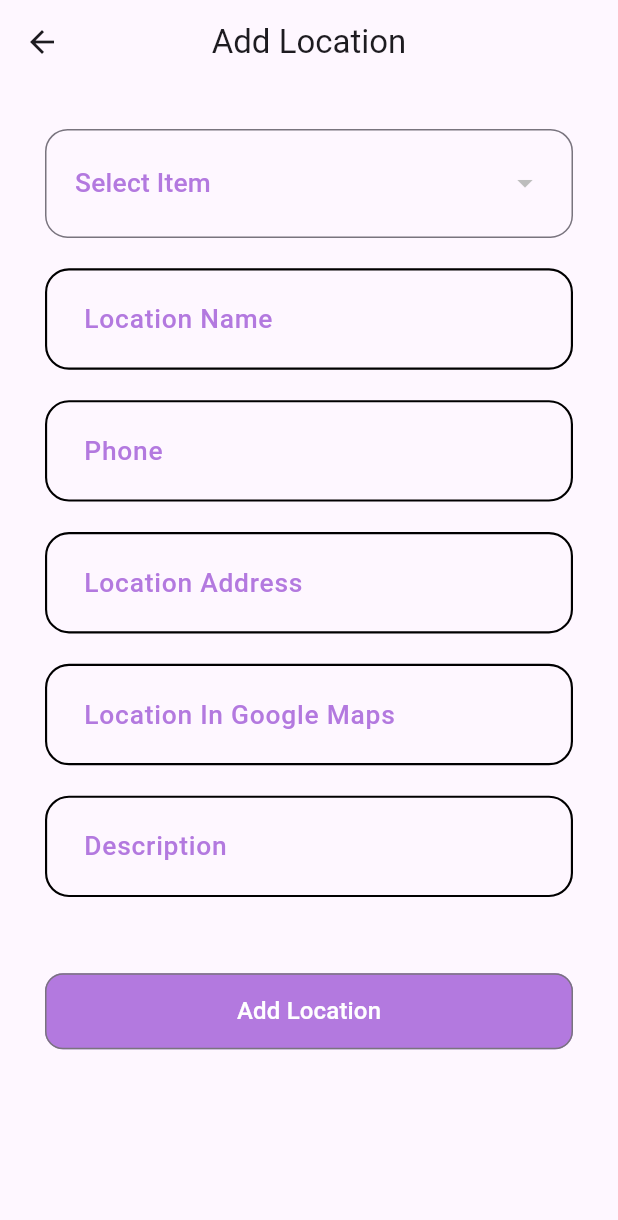
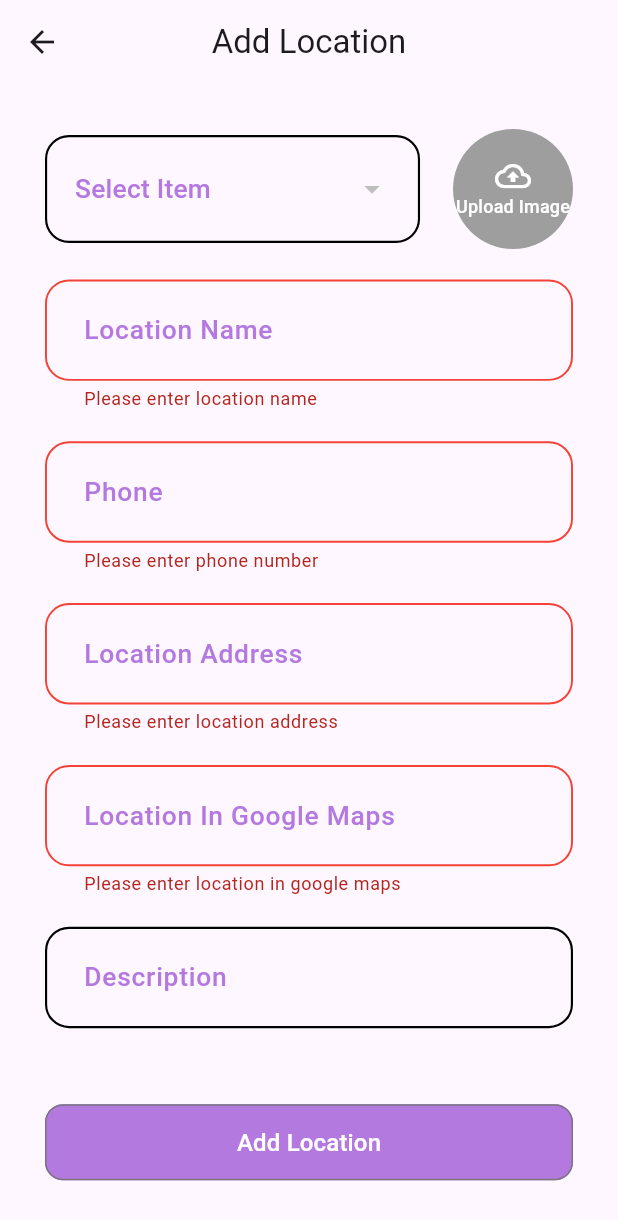
Before and after one commit to islam-diab/guide_my, a Flutter app: the AddLocationScreen screen opened by its route, after a tap on "Add Location", on a phone screen of 412 x 824 dp. Shown: the top 1220 px of the screen. Run offline on Flutter 3.47's test engine with Material 3 defaults, Android fonts, the phone set to English and light mode, and no system bars; our stand-ins replace cloud_firestore, connectivity_plus, dropdown_button2, firebase_auth, firebase_core, firebase_storage and 9 more; accounts and stored records are empty.

Commit message:
- Add Add location ui and logic. - Add location information to firebasr Database - Uploade location image to fitestore.

```diff
--- a/lib/core/helper/app_constants.dart
+++ b/lib/core/helper/app_constants.dart
@@ -2,7 +2,7 @@ class AppConstants {
   static const String appTitle = 'Guide My';
 }
 
-class SharedPreferencesKeys{
+class SharedPreferencesKeys {
   static const String stateUser = 'stateUser';
 }
 
@@ -17,5 +17,5 @@ class FirebaseKeys {
 
   static const String category = 'category';
 
-  static const String position = 'position';
+  static const String location = 'location';
 }
--- a/lib/core/widget/text_form_field.dart
+++ b/lib/core/widget/text_form_field.dart
@@ -16,7 +16,7 @@ class AppTextFormField extends StatelessWidget {
   final bool isObscureText;
   final TextInputType? keyboardType;
   final TextInputAction? textInputAction;
-  final Function(String?)? validator;
+  final String? Function(String?)? validator;
   final TextEditingController controller;
 
   const AppTextFormField({
@@ -46,12 +46,7 @@ class AppTextFormField extends StatelessWidget {
           onFieldSubmitted: onFieldSubmitted,
           maxLines: maxLine,
           readOnly: readOnly,
-          validator: (value) {
-            if (validator != null) {
-              return validator!(value);
-            }
-            return null;
-          },
+          validator: validator,
           controller: controller,
           keyboardType: keyboardType,
           obscureText: isObscureText,
--- a/lib/features/add_location/logic/location_cubit.dart
+++ b/lib/features/add_location/logic/location_cubit.dart
@@ -1,17 +1,72 @@
+import 'dart:io';
+
+import 'package:flutter/widgets.dart';
 import 'package:flutter_bloc/flutter_bloc.dart';
-import 'package:freezed_annotation/freezed_annotation.dart';
-import 'package:guide_my/features/home/data/app_repositories.dart';
+import 'package:guide_my/core/model/api_result.dart';
+import 'package:guide_my/features/add_location/data/location_repository.dart';
+import 'package:guide_my/features/home/data/model/location_model.dart';
+import 'package:image_picker/image_picker.dart';
 
 part 'location_state.dart';
-part 'location_cubit.freezed.dart';
 
 class LocationCubit extends Cubit<LocationState> {
-  final AppRepository appRepository = AppRepository();
+  final LocationRepository _locationRepository = LocationRepository();
+  final TextEditingController nameController = TextEditingController();
+  final TextEditingController phoneController = TextEditingController();
+  final TextEditingController categoryController = TextEditingController();
+  final TextEditingController imageController = TextEditingController();
+  final TextEditingController descriptionController = TextEditingController();
+  final TextEditingController locationController = TextEditingController();
+  final TextEditingController mapController = TextEditingController();
 
-  LocationCubit() : super(const LocationState.initial());
+  final GlobalKey<FormState> formKey = GlobalKey();
 
+  LocationCubit() : super(Initial());
+  String imagePath = '';
 
+  void addLocation() async {
+    emit(Loading());
+    final String id = '${nameController.text}-${DateTime.now()}';
 
+    LocationModel locationModel = LocationModel(
+      id: id,
+      name: nameController.text,
+      phone: phoneController.text,
+      category: categoryController.text,
+      image: 'gs://note-mate-07.appspot.com/${nameController.text}/$id',
+      description: descriptionController.text,
+      location: locationController.text,
+      locationInGoogleMaps: mapController.text,
+    );
+    ApiResult result = await _locationRepository.addLocationToFirebase(
+      documentId: categoryController.text + nameController.text,
+      data: locationModel.toJson(),
+    );
 
+    if (result.isError) {
+      emit(Error(result.value));
+    } else {
+      emit(Success());
+      uploadImage(id);
+    }
+  }
 
+  void pickImage() async {
+    final ImagePicker picker = ImagePicker();
+    final pickedFile = await picker.pickImage(source: ImageSource.gallery);
+    if (pickedFile != null) {
+      imagePath = pickedFile.path;
+      emit(UploadImage(File(pickedFile.path)));
+    }
+  }
+
+  void uploadImage(String imageName) async {
+    if (imagePath != '') {
+      await _locationRepository.uploadImageToStorage(
+        imagePath: imagePath,
+        folderName: nameController.text,
+        imageName: imageName,
+      );
+    }
+  }
 }
--- a/lib/features/add_location/logic/location_state.dart
+++ b/lib/features/add_location/logic/location_state.dart
@@ -1,8 +1,21 @@
 part of 'location_cubit.dart';
 
-@freezed
-class LocationState with _$LocationState {
-  const factory LocationState.initial() = _Initial;
+abstract class LocationState {}
 
+class Initial extends LocationState {}
 
+class Loading extends LocationState {}
+
+class Error extends LocationState {
+  final String error;
+
+  Error(this.error);
 }
+
+class Success extends LocationState {}
+
+class UploadImage extends LocationState {
+  final File? image;
+
+  UploadImage(this.image);
+}
--- a/lib/features/add_location/ui/add_location_screen.dart
+++ b/lib/features/add_location/ui/add_location_screen.dart
@@ -1,15 +1,22 @@
 import 'package:dropdown_button2/dropdown_button2.dart';
 import 'package:flutter/material.dart';
+import 'package:flutter_bloc/flutter_bloc.dart';
 import 'package:flutter_screenutil/flutter_screenutil.dart';
 import 'package:guide_my/core/helper/app_constants.dart';
+import 'package:guide_my/core/helper/extensions.dart';
 import 'package:guide_my/core/helper/spase.dart';
 import 'package:guide_my/core/theming/app_text_styles.dart';
 import 'package:guide_my/core/widget/app_out_line_button.dart';
 import 'package:guide_my/core/widget/text_form_field.dart';
+import 'package:guide_my/features/add_location/logic/location_cubit.dart';
 import 'package:guide_my/features/home/data/model/category_model.dart';
 import 'package:hive_flutter/hive_flutter.dart';
 
 part 'widget/app_dropdown_button.dart';
+part 'widget/add_location_form.dart';
+part 'widget/image_view.dart';
+part 'widget/add_location_button.dart';
+part 'widget/add_location_bloc_listener.dart';
 
 class AddLocationScreen extends StatelessWidget {
   const AddLocationScreen({super.key});
@@ -22,59 +29,10 @@ class AddLocationScreen extends StatelessWidget {
           title: const Text('Add Location'),
           centerTitle: true,
         ),
-        body: SingleChildScrollView(
+        body: const SingleChildScrollView(
           child: Padding(
-            padding: const EdgeInsets.all(30.0),
-            child: Column(
-              children: [
-                const AppDropdownButton(),
-                verticalSpace(20.h),
-                AppTextFormField(
-                  controller: TextEditingController(),
-                  hintText: 'Location Name',
-                  keyboardType: TextInputType.name,
-                  textInputAction: TextInputAction.next,
-                ),
-                verticalSpace(20.h),
-                AppTextFormField(
-                  controller: TextEditingController(),
-                  hintText: 'Phone',
-                  keyboardType: TextInputType.phone,
-                  textInputAction: TextInputAction.next,
-                ),
-                verticalSpace(20.h),
-                AppTextFormField(
-                  controller: TextEditingController(),
-                  hintText: 'Location Address',
-                  keyboardType: TextInputType.streetAddress,
-                  textInputAction: TextInputAction.next,
-                ),
-                verticalSpace(20.h),
-                AppTextFormField(
-                  controller: TextEditingController(),
-                  hintText: 'Location In Google Maps',
-                  keyboardType: TextInputType.streetAddress,
-                  textInputAction: TextInputAction.next,
-                ),
-                verticalSpace(20.h),
-                AppTextFormField(
-                  controller: TextEditingController(),
-                  hintText: 'Description',
-                  keyboardType: TextInputType.streetAddress,
-                  textInputAction: TextInputAction.done,
-                ),
-                verticalSpace(50.h),
-                SizedBox(
-                  width: double.infinity,
-                  height: 50.h,
-                  child: AppOutlineButton(
-                    onPressed: () {},
-                    isSelected: true,
-                    text: 'Add Location',
-                  ),
-                ),
-              ],
-            ),
+            padding: EdgeInsets.all(30.0),
+            child: AddLocationForm(),
           ),
         ),
       ),
--- /dev/null
+++ b/lib/features/add_location/ui/widget/add_location_button.dart
@@ -0,0 +1,41 @@
+part of '../add_location_screen.dart';
+
+class AddLocationButton extends StatelessWidget {
+  const AddLocationButton({super.key});
+
+  @override
+  Widget build(BuildContext context) {
+    return SizedBox(
+      width: double.infinity,
+      height: 50.h,
+      child: BlocBuilder<LocationCubit, LocationState>(
+        builder: (context, state) {
+          if (state is Loading) {
+            return const Center(
+              child: CircularProgressIndicator(),
+            );
+          }
+          return AppOutlineButton(
+            onPressed: () {
+              if (context
+                  .read<LocationCubit>()
+                  .formKey
+                  .currentState!
+                  .validate()) {
+                context.read<LocationCubit>().addLocation();
+                context.pop();
+              }
+            },
+            isSelected: true,
+            child: Text(
+              'Add Location',
+              style: AppTextStyles.font16SemiBold.copyWith(
+                color: Colors.white,
+              ),
+            ),
+          );
+        },
+      ),
+    );
+  }
+}
--- /dev/null
+++ b/lib/features/add_location/ui/widget/add_location_form.dart
@@ -0,0 +1,94 @@
+part of '../add_location_screen.dart';
+
+class AddLocationForm extends StatelessWidget {
+  const AddLocationForm({super.key});
+
+  @override
+  Widget build(BuildContext context) {
+    return Form(
+      key: context.read<LocationCubit>().formKey,
+      child: Column(
+        children: [
+          Row(
+            crossAxisAlignment: CrossAxisAlignment.center,
+            children: [
+              Expanded(
+                child: AppDropdownButton(
+                  validator: (value) {
+                    if (value == null || value.isEmpty) {
+                      return 'Please select category';
+                    }
+                    return null;
+                  },
+                ),
+              ),
+              horizontalSpace(20.w),
+              const ImageView(),
+            ],
+          ),
+          verticalSpace(20.h),
+          AppTextFormField(
+            controller: context.read<LocationCubit>().nameController,
+            hintText: 'Location Name',
+            keyboardType: TextInputType.name,
+            textInputAction: TextInputAction.next,
+            validator: (value) {
+              if (value == null || value.isEmpty) {
+                return 'Please enter location name';
+              }
+              return null;
+            },
+          ),
+          verticalSpace(20.h),
+          AppTextFormField(
+            controller: context.read<LocationCubit>().phoneController,
+            hintText: 'Phone',
+            keyboardType: TextInputType.phone,
+            textInputAction: TextInputAction.next,
+            validator: (value) {
+              if (value == null || value.isEmpty) {
+                return 'Please enter phone number';
+              }
+              return null;
+            },
+          ),
+          verticalSpace(20.h),
+          AppTextFormField(
+            controller: context.read<LocationCubit>().locationController,
+            hintText: 'Location Address',
+            keyboardType: TextInputType.streetAddress,
+            textInputAction: TextInputAction.next,
+            validator: (value) {
+              if (value == null || value.isEmpty) {
+                return 'Please enter location address';
+              }
+              return null;
+            },
+          ),
+          verticalSpace(20.h),
+          AppTextFormField(
+            controller: context.read<LocationCubit>().mapController,
+            hintText: 'Location In Google Maps',
+            keyboardType: TextInputType.streetAddress,
+            textInputAction: TextInputAction.next,
+            validator: (value) {
+              if (value == null || value.isEmpty) {
+                return 'Please enter location in google maps';
+              }
+              return null;
+            },
+          ),
+          verticalSpace(20.h),
+          AppTextFormField(
+            controller: context.read<LocationCubit>().descriptionController,
+            hintText: 'Description',
+            keyboardType: TextInputType.streetAddress,
+            textInputAction: TextInputAction.done,
+          ),
+          verticalSpace(50.h),
+          const AddLocationButton(),
+        ],
+      ),
+    );
+  }
+}
--- a/lib/features/add_location/ui/widget/app_dropdown_button.dart
+++ b/lib/features/add_location/ui/widget/app_dropdown_button.dart
@@ -1,7 +1,11 @@
 part of '../add_location_screen.dart';
 
 class AppDropdownButton extends StatefulWidget {
-  const AppDropdownButton({super.key});
+  final String? Function(String?)? validator;
+  const AppDropdownButton({
+    super.key,
+    this.validator,
+  });
 
   @override
   State<AppDropdownButton> createState() => _AppDropdownButtonState();
@@ -9,11 +13,9 @@ class AppDropdownButton extends StatefulWidget {
 
 class _AppDropdownButtonState extends State<AppDropdownButton> {
   String? selectedValue;
-  final TextEditingController textEditingController = TextEditingController();
 
   @override
   void dispose() {
-    textEditingController.dispose();
     super.dispose();
   }
 
@@ -32,11 +34,19 @@ class _AppDropdownButtonState extends State<AppDropdownButton> {
         child: DropdownButtonFormField2<String>(
           decoration: InputDecoration(
             contentPadding: const EdgeInsets.symmetric(vertical: 16),
+            enabledBorder: OutlineInputBorder(
+              borderSide: BorderSide(
+                color: Colors.black,
+                width: 1.3.w,
+              ),
+              borderRadius: BorderRadius.circular(16.0),
+            ),
             border: OutlineInputBorder(
               borderRadius: BorderRadius.circular(15),
             ),
           ),
-          isExpanded: true,
+          // isExpanded: true,
+          validator: widget.validator,
           hint: Text(
             'Select Item',
             style: AppTextStyles.font16RegularPrimary,
@@ -56,12 +66,14 @@ class _AppDropdownButtonState extends State<AppDropdownButton> {
           onChanged: (value) {
             setState(() {
               selectedValue = value;
+              context.read<LocationCubit>().categoryController.text =
+                  selectedValue!;
             });
           },
-          buttonStyleData: ButtonStyleData(
-            padding: const EdgeInsets.symmetric(horizontal: 16),
-            height: 40.h,
-            width: 200.w,
+          buttonStyleData: const ButtonStyleData(
+            padding: EdgeInsets.symmetric(horizontal: 16),
+            height: 40,
+            width: 200,
           ),
           dropdownStyleData: const DropdownStyleData(
             maxHeight: 200,
--- /dev/null
+++ b/lib/features/add_location/ui/widget/image_view.dart
@@ -0,0 +1,49 @@
+part of '../add_location_screen.dart';
+
+class ImageView extends StatelessWidget {
+  const ImageView({super.key});
+
+  @override
+  Widget build(BuildContext context) {
+    return BlocBuilder<LocationCubit, LocationState>(
+      builder: (context, state) {
+        return GestureDetector(
+          onTap: () => context.read<LocationCubit>().pickImage(),
+          child: state is UploadImage
+              ? CircleAvatar(
+                  radius: 40,
+                  child: Container(
+                    decoration: BoxDecoration(
+                      shape: BoxShape.circle,
+                      color: Colors.grey[300],
+                      image: DecorationImage(
+                        image: FileImage(state.image!),
+                        fit: BoxFit.cover,
+                      ),
+                    ),
+                  ),
+                )
+              : CircleAvatar(
+                  backgroundColor: Colors.grey[500],
+                  radius: 40,
+                  child: const Center(
+                    child: Column(
+                      mainAxisAlignment: MainAxisAlignment.center,
+                      children: [
+                        Icon(
+                          Icons.cloud_upload_outlined,
+                          color: Colors.white,
+                        ),
+                        Text(
+                          'Upload Image',
+                          style: TextStyle(color: Colors.white, fontSize: 12),
+                        ),
+                      ],
+                    ),
+                  ),
+                ),
+        );
+      },
+    );
+  }
+}
--- a/lib/features/home/data/app_data_sources.dart
+++ b/lib/features/home/data/app_data_sources.dart
@@ -26,7 +26,7 @@ class FirebaseAppDataSource {
   }
 
   Future<ApiResult> getPositionsFromFirebase() async {
-    final positionCollection = firestore.collection(FirebaseKeys.position);
+    final positionCollection = firestore.collection(FirebaseKeys.location);
 
     try {
       QuerySnapshot snapshot = await positionCollection.get();
--- a/lib/features/home/data/model/location_model.dart
+++ b/lib/features/home/data/model/location_model.dart
@@ -1,5 +1,5 @@
 class LocationModel {
-  final int id;
+  final String id;
   final String name;
   final String phone;
   final String category;
--- a/lib/main.dart
+++ b/lib/main.dart
@@ -54,7 +54,7 @@ String _checkIfUserIsLoggedIn() {
   User? user = auth.currentUser;
   if (user != null) {
     // User is signed in
-    return Routes.addLocationScreen;
+    return Routes.appScreen;
   } else {
     // No user is signed in
     return Routes.authScreen;
--- a/pubspec.yaml
+++ b/pubspec.yaml
@@ -18,8 +18,11 @@ dependencies:
   cupertino_icons: ^1.0.6
   firebase_core: ^2.32.0
   cloud_firestore: ^4.17.5
+  firebase_storage: ^11.6.6
   firebase_auth: ^4.20.0
   google_sign_in: ^5.4.3
+
+  image_picker: ^1.1.2
   shared_preferences: ^2.3.2
 
   flutter_bloc: ^8.1.6
```
Also changed, not shown: lib/features/add_location/data/api/firebase_storage_api.dart (added, +28 -0 lines), lib/features/add_location/data/location_data_sources.dart (added, +22 -0 lines), lib/features/add_location/data/location_repository.dart (added, +39 -0 lines), lib/features/add_location/ui/widget/add_location_bloc_listener.dart (added, +17 -0 lines), lib/features/add_location/logic/location_cubit.freezed.dart (deleted), pubspec.lock, 5 other files.
